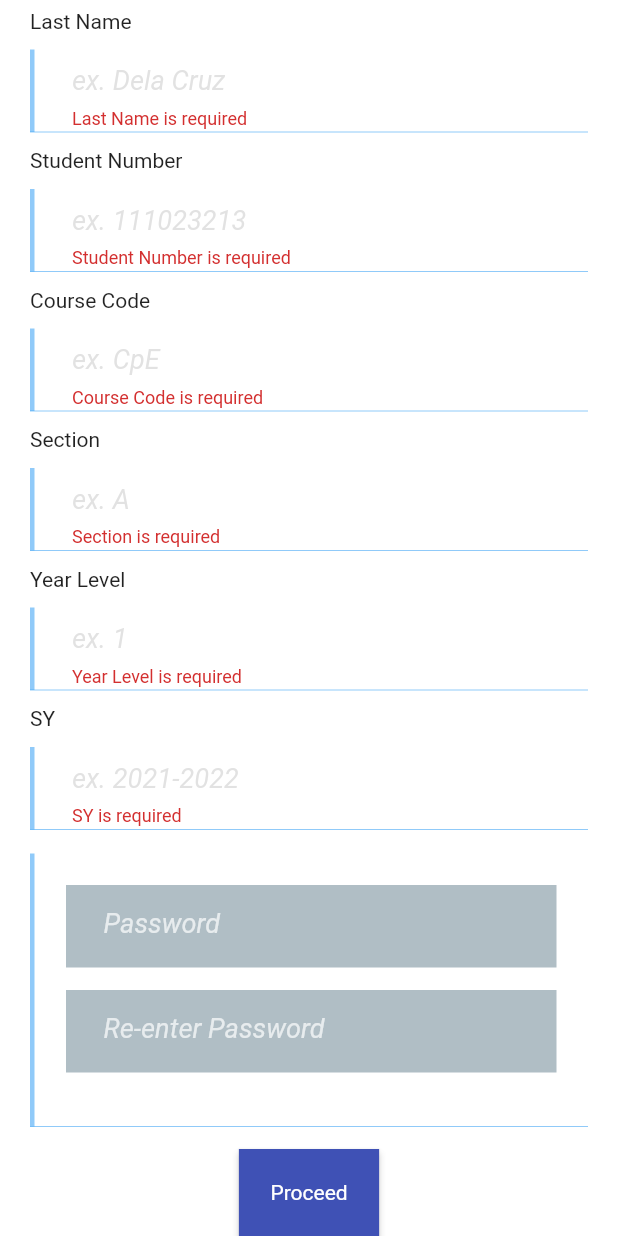
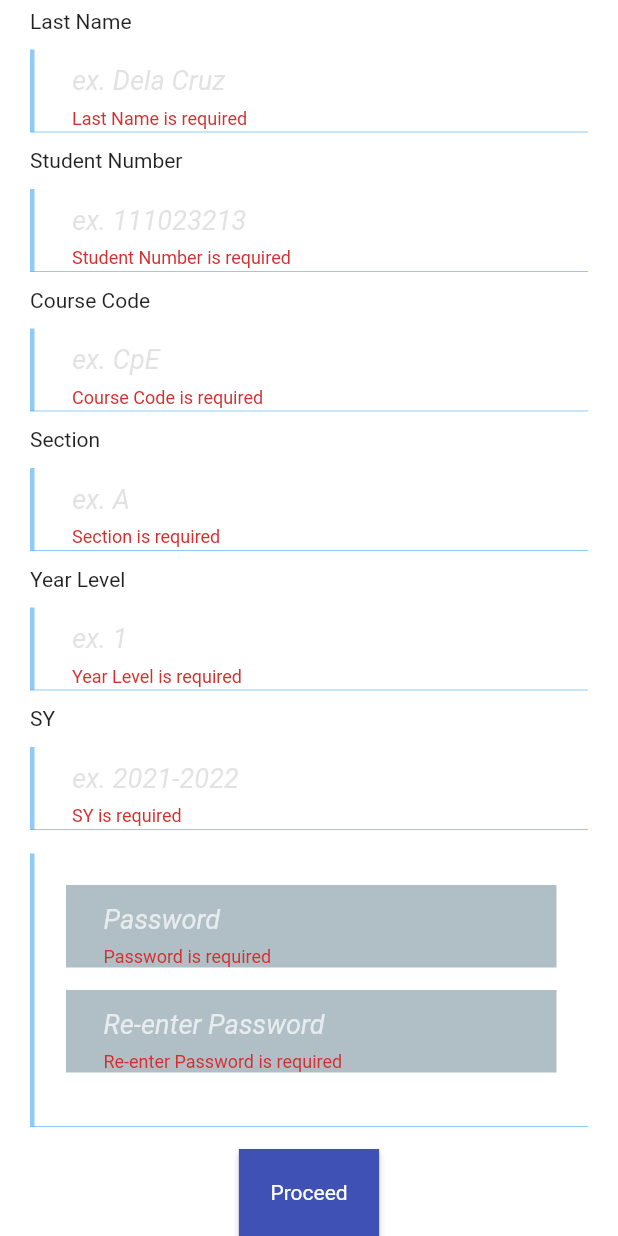
Before and after one commit to andi014/qr-log-board, a Flutter app: the SignUpPage screen opened by its route, scrolled down 321 dp, after a tap on "Proceed", on a phone screen of 412 x 824 dp. Run offline on Flutter 3.47's test engine with Material 2 defaults, Android fonts, the phone set to English and light mode, and no system bars; our stand-ins replace cloud_firestore, firebase_core, qr_flutter; accounts and stored records are empty.

Commit message:
add validations on signin and signup password

```diff
--- a/lib/Screens/homepage.dart
+++ b/lib/Screens/homepage.dart
@@ -6,7 +6,6 @@ import '../Widgets/textInput.dart';
 import '../Widgets/button.dart';
 import 'package:firebase_core/firebase_core.dart';
 import 'package:cloud_firestore/cloud_firestore.dart';
-import '../SmartWidgets/button.dart';
 import '../Models/users.dart';
 import '../Widgets/toast.dart';
 
@@ -26,6 +25,7 @@ class _HomePageState extends State<HomePage> {
 
   String email = '';
   String password = '';
+  final _formKey = GlobalKey<FormState>();
 
   @override
   void initState() {
@@ -56,6 +56,8 @@ class _HomePageState extends State<HomePage> {
               .width,
           padding: const EdgeInsets.all(20.0),
           child: SingleChildScrollView(
+              child: Form(
+                key: _formKey,
                 child: Column(
                   mainAxisAlignment: MainAxisAlignment.center,
                   crossAxisAlignment: CrossAxisAlignment.stretch,
@@ -105,21 +107,23 @@ class _HomePageState extends State<HomePage> {
                       ),
                     ),
                     SizedBox(height: 30),
-                  TextInputGrayBox(emailController, 'Email', TextInputType.emailAddress),
-                  TextInputGrayBox(passwordController, 'Password', TextInputType.visiblePassword),
+                    TextInputFormGrayBox(emailController, 'Email', TextInputType.emailAddress),
+                    TextInputFormGrayBox(passwordController, 'Password', TextInputType.visiblePassword),
                     TextButton(
                       onPressed: () async {
+                        if (_formKey.currentState!.validate()) {
                           setState(() {
                             email = emailController.text;
                             password = passwordController.text;
                           });
-                      await Users().verifyUser(email, password).then((QuerySnapshot docs) {
+                          await User().verify(email, password).then((QuerySnapshot docs) {
                             if(docs.docs.isNotEmpty) {
                               Navigator.pushNamed(context, '/generate');
                             } else {
                               Navigator.pushNamed(context, '/home', arguments: { 'invalid_cred': true });
                             }
                           });
+                        }
                       },
                       child: Text(
                         'SIGN IN',
@@ -138,7 +142,6 @@ class _HomePageState extends State<HomePage> {
                     GestureDetector(
                         child: Row(
                           mainAxisAlignment: MainAxisAlignment.center,
-                      // crossAxisAlignment: CrossAxisAlignment.stretch,
                           children: const [
                             Text('Don\'t have an account? ',
                               style: TextStyle(
@@ -158,6 +161,7 @@ class _HomePageState extends State<HomePage> {
                         onTap: () => Navigator.pushNamed(context, '/signup')
                     )
                   ],
+                ),
               )
           )
       ),
--- a/lib/Screens/signup.dart
+++ b/lib/Screens/signup.dart
@@ -1,6 +1,7 @@
 import 'package:flutter/material.dart';
 import 'package:firebase_core/firebase_core.dart';
 import 'package:cloud_firestore/cloud_firestore.dart';
+import 'package:test2/Widgets/toast.dart';
 import '../Widgets/textInput.dart';
 import '../Widgets/button.dart';
 
@@ -24,15 +25,19 @@ class _SignUpPageState extends State<SignUpPage> {
   final pwController1 = TextEditingController();
   final pwController2 = TextEditingController();
 
-  String email = '';
-  String firstName = '';
-  String lastName = '';
-  String studentId = '';
-  String courseCode = '';
-  String section = '';
-  String yearLevel = '';
-  String sy = '';
-  String pw = '';
+  Map<String, String> user = {
+    'email': '',
+    'firstName': '',
+    'lastName': '',
+    'studentId': '',
+    'courseCode': '',
+    'section': '',
+    'yearLevel': '',
+    'password': '',
+    'sy': ''
+  };
+  String password2 ='';
+
 
   final _formKey = GlobalKey<FormState>();
 
@@ -85,8 +90,8 @@ class _SignUpPageState extends State<SignUpPage> {
                       ),
                       child: Column(
                         children: [
-                          TextInputGrayBox(pwController1, 'Password', TextInputType.text),
-                          TextInputGrayBox(pwController2, 'Re-enter Password', TextInputType.text)
+                          TextInputFormGrayBox(pwController1, 'Password', TextInputType.text),
+                          TextInputFormGrayBox(pwController2, 'Re-enter Password', TextInputType.text)
                         ],
                       ),
                     ),
@@ -95,29 +100,24 @@ class _SignUpPageState extends State<SignUpPage> {
                         onPressed: () async {
                           if (_formKey.currentState!.validate()) {
                             setState(() {
-                              email = emailController.text;
-                              firstName = firstNameController.text;
-                              lastName = lastNameController.text;
-                              studentId = studentIdController.text;
-                              courseCode = courseCodeController.text;
-                              section = sectionController.text;
-                              yearLevel = yearLevelController.text;
-                              sy = syController.text;
-                              pw = pwController1.text;
+                              user['email'] = emailController.text;
+                              user['firstName'] = firstNameController.text;
+                              user['lastName'] = lastNameController.text;
+                              user['studentId'] = studentIdController.text;
+                              user['courseCode'] = courseCodeController.text;
+                              user['section'] = sectionController.text;
+                              user['yearLevel'] = yearLevelController.text;
+                              user['sy'] = syController.text;
+                              user['password'] = pwController1.text;
+                              password2 = pwController2.text;
                             });
-                            // await userCollection.add({
-                            //   'email': email,
-                            //   'firstName': firstName,
-                            //   'lastName': lastName,
-                            //   'birthDay': birthDay,
-                            //   'studentId': studentId,
-                            //   'courseCode': courseCode,
-                            //   'section': section,
-                            //   'yearLevel': yearLevel,
-                            //   'password': pw,
-                            //   'sy': sy
-                            // });
-                            Navigator.pushNamed(context, '/home', arguments: { 'successful_signup': true });
+
+                            if(user['password']==password2) {
+                              await userCollection.add(user);
+                              Navigator.pushNamed(context, '/home', arguments: { 'successful_signup': true });
+                            } else {
+                              showToast(context, 'Password does not match', Colors.red);
+                            }
                           }
                         },
                         child: Text('Proceed', style: TextStyle(color: Colors.white, fontWeight: FontWeight.normal)),
--- a/lib/Widgets/textInput.dart
+++ b/lib/Widgets/textInput.dart
@@ -1,7 +1,7 @@
 import 'package:flutter/material.dart';
 
-class TextInputGrayBox extends StatelessWidget {
-  const TextInputGrayBox(this.userInput, this.hintTitle, this.keyboardType, {Key? key}) : super(key: key);
+class TextInputFormGrayBox extends StatelessWidget {
+  const TextInputFormGrayBox(this.userInput, this.hintTitle, this.keyboardType, {Key? key}) : super(key: key);
 
   final TextEditingController userInput;
   final String hintTitle;
@@ -15,7 +15,7 @@ class TextInputGrayBox extends StatelessWidget {
       decoration: BoxDecoration(color: Colors.blueGrey.shade200),
       child: Padding(
         padding: EdgeInsets.only(left: 25.0, top: 15, right: 25),
-        child: TextField(
+        child: TextFormField(
             controller: userInput,
             autocorrect: false,
             enableSuggestions: false,
@@ -25,7 +25,12 @@ class TextInputGrayBox extends StatelessWidget {
               hintStyle: TextStyle(fontSize: 18, color: Colors.white70, fontStyle: FontStyle.italic),
             ),
             keyboardType: keyboardType,
-
+            validator: (value) {
+              if(userInput.text.isEmpty){
+                return '$hintTitle is required';
+              }
+              return null;
+            }
         ),
       ),
     );
@@ -144,7 +149,6 @@ class TextInputFormBorderless extends StatelessWidget {
                   ),
                   validator: (value) {
                     if(userInput.text.isEmpty){
-                    // if (value == null || value.isEmpty ) {
                       return '$title is required';
                     }
                     return null;
--- a/pubspec.yaml
+++ b/pubspec.yaml
@@ -39,6 +39,9 @@ dependencies:
   cloud_firestore: ^2.5.4
   firebase_storage: ^10.2.14
   file_picker: ^4.5.1
+  qr_flutter: 4.0.0
+  mobile_scanner: 1.0.0
+  qr_code_scanner: 0.7.0
 
 dev_dependencies:
   flutter_test:
```
Also changed, not shown: lib/Models/users.dart (+11 -3 lines), lib/Screens/generate.dart (+21 -68 lines), lib/SmartWidgets/button.dart (deleted), 2 other files. Lines whose indentation alone changed are shown as unchanged.
